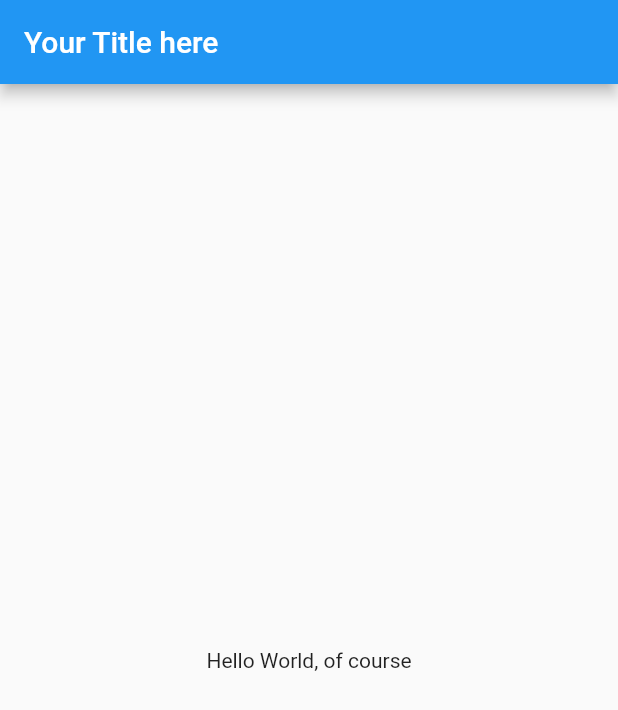
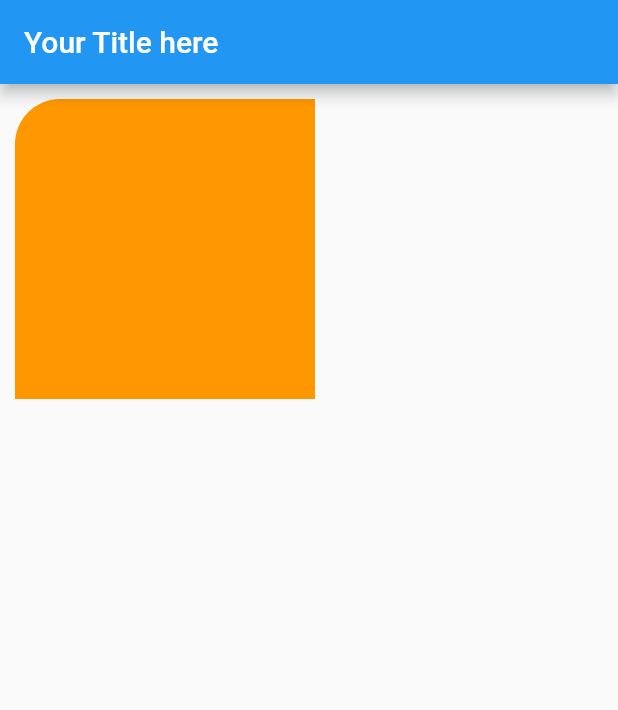
Before and after one commit to ozgursarikamis/flutter-layouts, a Flutter app: the screen it shows after launch, on a phone screen of 412 x 824 dp. Shown: the top 710 px of the screen. Run offline on Flutter 3.47's test engine with Material 2 defaults, Android fonts, the phone set to English and light mode, and no system bars.

Commit message:
Positioning and Transforming Container

```diff
--- a/lib/main.dart
+++ b/lib/main.dart
@@ -12,10 +12,17 @@ class MyApp extends StatelessWidget {
       title: 'Your app name',
       home: Scaffold(
         appBar: AppBar(
+          centerTitle: false,
           title: const Text('Your Title here'),
         ),
-        body: const Center(
-          child: Text('Hello World, of course'),
+        body: Container(
+          margin: const EdgeInsets.all(10),
+          width: 200,
+          height: 200,
+          decoration: const BoxDecoration(
+              borderRadius: BorderRadius.only(topLeft: Radius.circular(30)),
+              color: Colors.orange,
+              shape: BoxShape.rectangle),
         ),
       ),
     );
```
